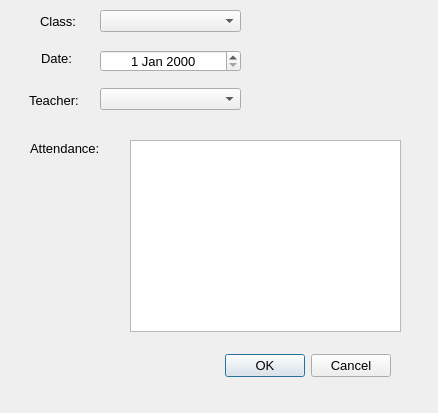
Above: editattendancedialog.ui from thenewcoder/school-administration-system before the change. Below: the same form after it.
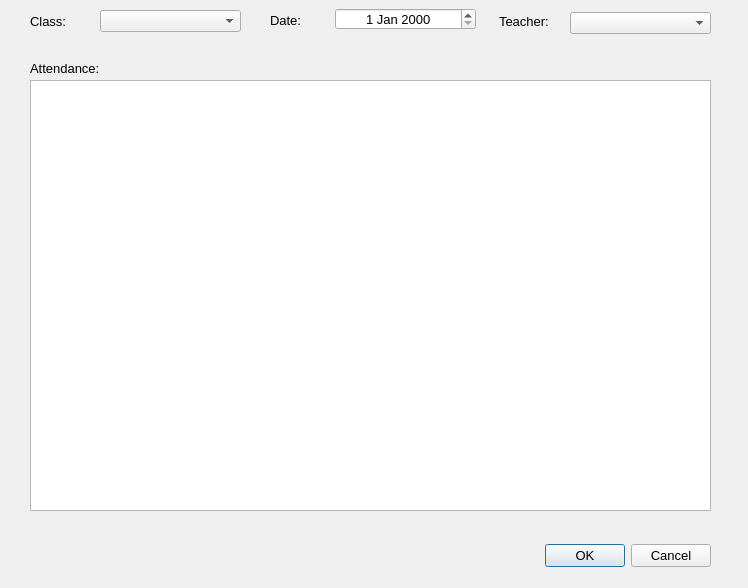
That is the form after the change.

Commit message: Implemented the functionality to add, edit or delete a class record with corresponding attendance records.

Diff of the .ui file:
```diff
--- a/editattendancedialog.ui
+++ b/editattendancedialog.ui
@@ -6,8 +6,8 @@
    <rect>
     <x>0</x>
     <y>0</y>
-    <width>438</width>
-    <height>413</height>
+    <width>748</width>
+    <height>588</height>
    </rect>
   </property>
   <property name="font">
@@ -21,8 +21,8 @@
   <widget class="QDialogButtonBox" name="buttonBox">
    <property name="geometry">
     <rect>
-     <x>50</x>
-     <y>350</y>
+     <x>370</x>
+     <y>540</y>
      <width>341</width>
      <height>32</height>
     </rect>
@@ -37,7 +37,7 @@
   <widget class="QLabel" name="label">
    <property name="geometry">
     <rect>
-     <x>40</x>
+     <x>30</x>
      <y>15</y>
      <width>54</width>
      <height>12</height>
@@ -50,8 +50,8 @@
   <widget class="QLabel" name="label_2">
    <property name="geometry">
     <rect>
-     <x>41</x>
-     <y>52</y>
+     <x>270</x>
+     <y>14</y>
      <width>54</width>
      <height>12</height>
     </rect>
@@ -63,8 +63,8 @@
   <widget class="QLabel" name="label_3">
    <property name="geometry">
     <rect>
-     <x>29</x>
-     <y>94</y>
+     <x>499</x>
+     <y>15</y>
      <width>54</width>
      <height>12</height>
     </rect>
@@ -76,8 +76,8 @@
   <widget class="QComboBox" name="cbTeachers">
    <property name="geometry">
     <rect>
-     <x>100</x>
-     <y>88</y>
+     <x>570</x>
+     <y>12</y>
      <width>141</width>
      <height>22</height>
     </rect>
@@ -86,8 +86,8 @@
   <widget class="QDateEdit" name="deClassTime">
    <property name="geometry">
     <rect>
-     <x>100</x>
-     <y>50</y>
+     <x>335</x>
+     <y>8</y>
      <width>141</width>
      <height>22</height>
     </rect>
@@ -109,13 +109,26 @@
     </rect>
    </property>
   </widget>
-  <widget class="QTableView" name="tvAttendance">
+  <widget class="QLabel" name="label_4">
    <property name="geometry">
     <rect>
-     <x>130</x>
-     <y>140</y>
-     <width>271</width>
-     <height>192</height>
+     <x>30</x>
+     <y>60</y>
+     <width>81</width>
+     <height>16</height>
+    </rect>
+   </property>
+   <property name="text">
+    <string>Attendance:</string>
+   </property>
+  </widget>
+  <widget class="QTableWidget" name="twAttendance">
+   <property name="geometry">
+    <rect>
+     <x>30</x>
+     <y>80</y>
+     <width>681</width>
+     <height>431</height>
     </rect>
    </property>
    <property name="font">
@@ -133,19 +146,6 @@
     <bool>false</bool>
    </property>
   </widget>
-  <widget class="QLabel" name="label_4">
-   <property name="geometry">
-    <rect>
-     <x>30</x>
-     <y>140</y>
-     <width>81</width>
-     <height>16</height>
-    </rect>
-   </property>
-   <property name="text">
-    <string>Attendance:</string>
-   </property>
-  </widget>
  </widget>
  <resources/>
  <connections>
```
The commit also changes 7 other files.
